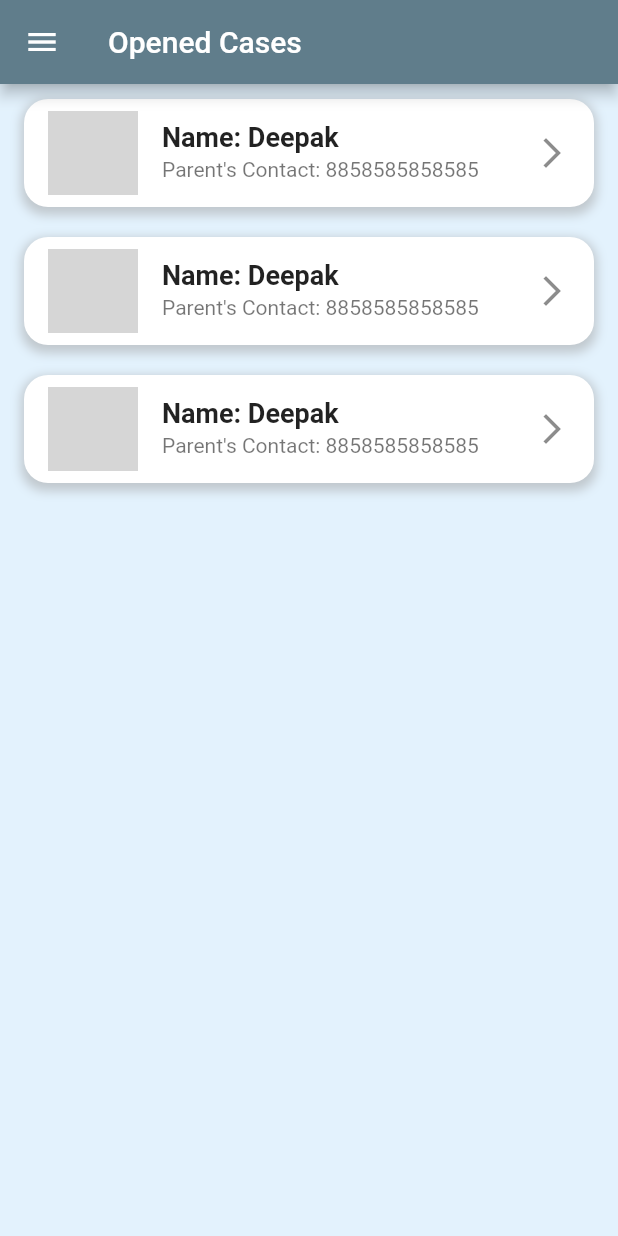
After one commit to MajorProject-Orphaned/MajorProj-Orphaned-Frontend, a Flutter app: the Cases screen opened by its route, on a phone screen of 412 x 824 dp. The commit adds this screen. Run offline on Flutter 3.47's test engine with Material 2 defaults, Android fonts, the phone set to English and light mode, and no system bars; our stand-ins replace animated_text_kit, cloud_firestore, firebase_auth, firebase_core, firebase_storage, google_fonts and 1 more; accounts and stored records are empty; network calls fail; grey boxes are pictures that could not be loaded.

Commit message:
Added Opened/Closed cases screen

```diff
--- a/lib/main.dart
+++ b/lib/main.dart
@@ -6,9 +6,10 @@ import './screens/signup_screen.dart';
 import './screens/home_page.dart';
 import './screens/register_case.dart';
 import './widgets/app_drawer.dart';
+import './screens/Cases_screen.dart';
 
 void main() async {
-    WidgetsFlutterBinding.ensureInitialized();
+  WidgetsFlutterBinding.ensureInitialized();
   await Firebase.initializeApp(
     options: DefaultFirebaseOptions.currentPlatform,
   );
@@ -16,7 +17,6 @@ void main() async {
 }
 
 class MyApp extends StatelessWidget {
-
   // This widget is the root of your application.
   @override
   Widget build(BuildContext context) {
@@ -28,11 +28,13 @@ class MyApp extends StatelessWidget {
         accentColor: Colors.green,
       ),
       debugShowCheckedModeBanner: false,
+      initialRoute: '/',
       routes: {
         HomePage.routeName: (ctx) => HomePage(),
         LoginScreen.routeName: (ctx) => LoginScreen(),
         SignupScreen.routeName: (ctx) => SignupScreen(),
         RegisterCaseScreen.routeName: (ctx) => RegisterCaseScreen(),
+        Cases.routeName: (ctx) => Cases(),
       },
     );
   }
--- /dev/null
+++ b/lib/models/case.dart
@@ -0,0 +1,22 @@
+import 'dart:io';
+import 'package:flutter/material.dart';
+import 'package:flutter/cupertino.dart';
+
+class Case {
+  final String id;
+  final String childName;
+  final String childParentName;
+  final String childParentContact;
+  final String childAddress;
+  final double childAge;
+  final String childImage;
+
+  Case(
+      {@required this.id,
+      @required this.childName,
+      @required this.childParentName,
+      @required this.childParentContact,
+      @required this.childAddress,
+      @required this.childAge,
+      @required this.childImage});
+}
--- /dev/null
+++ b/lib/screens/Cases_screen.dart
@@ -0,0 +1,102 @@
+import 'package:flutter/material.dart';
+import 'package:orphaned/models/case.dart';
+import '../utils/Database_manager.dart';
+import '../widgets/Cases_Widget.dart';
+
+class Cases extends StatefulWidget {
+  static const routeName = '/Cases';
+
+  @override
+  State<Cases> createState() => _CasesState();
+}
+
+class _CasesState extends State<Cases> {
+  bool is_open = true;
+  List OpenedCases = [
+    Case(
+      id: 'abcdef',
+      childName: 'Deepak',
+      childParentName: 'keepak',
+      childParentContact: '8858585858585',
+      childAddress: 'fwruef',
+      childAge: 22,
+      childImage: 'https://picsum.photos/250?image=9',
+    ),
+    Case(
+      id: 'abcdef',
+      childName: 'Deepak',
+      childParentName: 'keepak',
+      childParentContact: '8858585858585',
+      childAddress: 'fwruef',
+      childAge: 42,
+      childImage: 'https://picsum.photos/250?image=9',
+    ),
+    Case(
+      id: 'abcdef',
+      childName: 'Deepak',
+      childParentName: 'keepak',
+      childParentContact: '8858585858585',
+      childAddress: 'fwruef',
+      childAge: 23,
+      childImage: 'https://picsum.photos/250?image=9',
+    ),
+  ];
+  List ClosedCases = [];
+  @override
+  // void initState() {
+  //   super.initState();
+  //   fetchData();
+  // }
+
+  // fetchData() async {
+  //   dynamic result = await DatabaseManager().getCasesList();
+
+  //   if (result == null) {
+  //     print('Unable to retrieve data');
+  //   } else {
+  //     setState(() {
+  //       for (int i = 0; i < result.length; i++) {
+  //         if (result[i].isClosed) {
+  //           OpenedCases.add(result[i]);
+  //         } else {
+  //           ClosedCases.add(result[i]);
+  //         }
+  //       }
+  //     });
+  //   }
+  // }
+
+  @override
+  Widget build(BuildContext context) {
+    return Scaffold(
+        appBar: AppBar(
+          title: is_open ? Text('Opened Cases') : Text('Closed Cases'),
+          backgroundColor: Colors.blueGrey,
+        ),
+        drawer: Drawer(
+          child: ListView(
+            children: [
+              ListTile(
+                title: Text('Opened Cases'),
+                onTap: () {
+                  setState(() {
+                    is_open = true;
+                  });
+                  Navigator.of(context).pop();
+                },
+              ),
+              ListTile(
+                title: Text('Closed Cases'),
+                onTap: () {
+                  setState(() {
+                    is_open = false;
+                  });
+                  Navigator.of(context).pop();
+                },
+              )
+            ],
+          ),
+        ),
+        body: is_open ? CasesWidget(OpenedCases) : CasesWidget(ClosedCases));
+  }
+}
--- /dev/null
+++ b/lib/utils/Database_manager.dart
@@ -0,0 +1,21 @@
+import 'package:cloud_firestore/cloud_firestore.dart';
+
+class DatabaseManager {
+  final CollectionReference case_ref =
+      FirebaseFirestore.instance.collection('cases');
+
+  Future getCasesList() async {
+    List items = [];
+
+    try {
+      QuerySnapshot querySnapshot = await case_ref.get();
+      querySnapshot.docs.forEach((element) {
+        items.add(element.data);
+      });
+      return items;
+    } catch (e) {
+      print(e.toString());
+      return null;
+    }
+  }
+}
--- /dev/null
+++ b/lib/widgets/Cases_Widget.dart
@@ -0,0 +1,56 @@
+import 'package:flutter/material.dart';
+
+class CasesWidget extends StatelessWidget {
+  List cases;
+
+  CasesWidget(this.cases);
+
+  @override
+  Widget build(BuildContext context) {
+    return Scaffold(
+        backgroundColor: Colors.blue[50],
+        body: ListView.builder(
+          itemCount: cases.length,
+          itemBuilder: (context, index) {
+            return Container(
+              margin: EdgeInsets.symmetric(horizontal: 16.0, vertical: 10.0),
+              decoration: BoxDecoration(
+                color: Colors.white,
+                borderRadius: BorderRadius.circular(16.0),
+                boxShadow: [
+                  BoxShadow(
+                    color: Colors.grey.withOpacity(0.5),
+                    spreadRadius: 2,
+                    blurRadius: 5,
+                    offset: Offset(0, 3),
+                  ),
+                ],
+              ),
+              child: ListTile(
+                title: Text(
+                  'Name: ${cases[index].childName}',
+                  style: TextStyle(
+                    fontWeight: FontWeight.bold,
+                    fontSize: 18.0,
+                  ),
+                ),
+                subtitle: Text(
+                  'Parent\'s Contact: ${cases[index].childParentContact}',
+                  style: TextStyle(fontSize: 14.0),
+                ),
+                leading: CircleAvatar(
+                  radius: 30.0,
+                  backgroundImage: NetworkImage(
+                      'https://images.unsplash.com/photo-1521747116042-5a810fda9664'),
+                  backgroundColor: Colors.transparent,
+                ),
+                trailing: Icon(Icons.arrow_forward_ios),
+                onTap: () {
+                  // Screen to be done by Akshit CASE DETAIL SCREEN!!
+                },
+              ),
+            );
+          },
+        ));
+  }
+}
```
